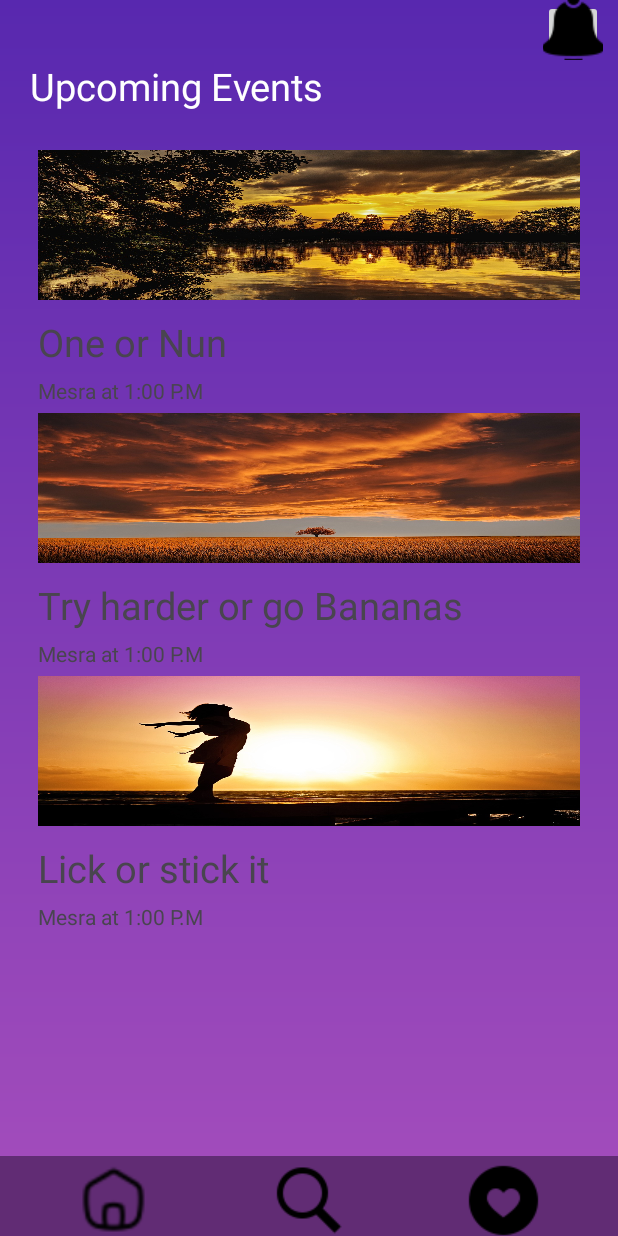
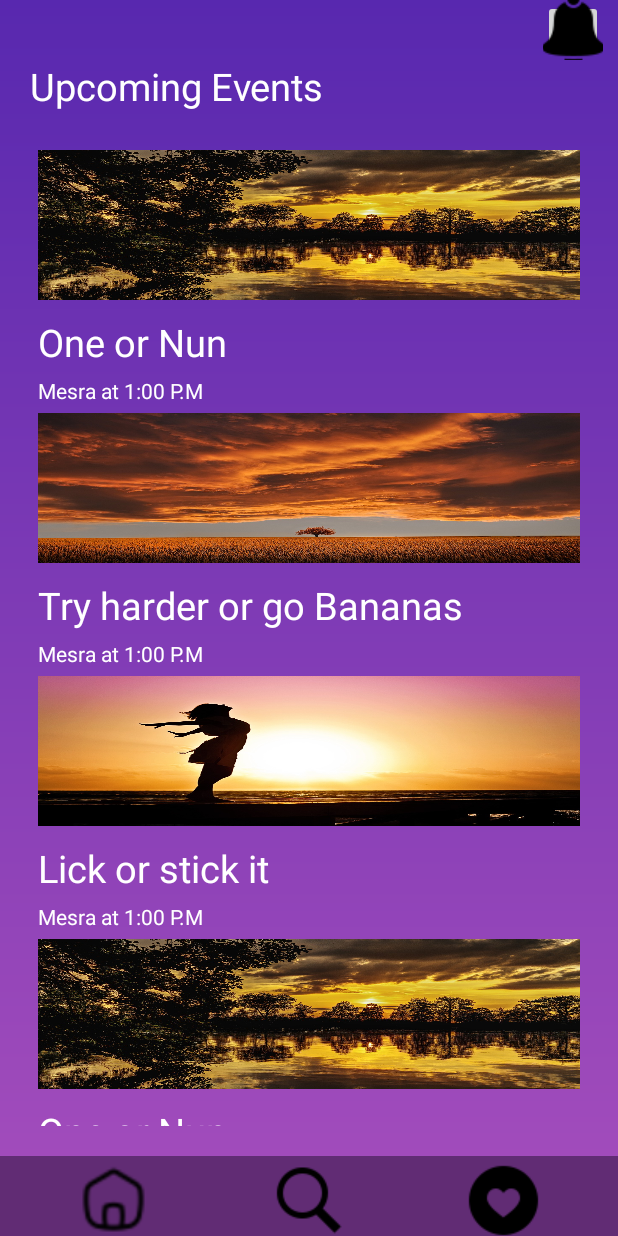
Before and after one commit to ayanjamil/Event-Organiser, an Android app: the screen it shows after launch (MainActivity), on a phone screen of 412 x 824 dp. Run offline under Robolectric (Android 15) with nearby library versions, the light colour scheme and no system bars; 8 statements that could not run were skipped.

Commit message:
making recyclerview fully functional and open new activity when clicked

```diff
--- a/app/src/main/java/com/example/edc_test01/ItemAdapter.kt
+++ b/app/src/main/java/com/example/edc_test01/EventAdapter.kt
@@ -8,6 +8,12 @@ import androidx.recyclerview.widget.RecyclerView
 
 class EventAdapter(private val eventList: ArrayList<event_model>) :
     RecyclerView.Adapter<EventAdapter.EventViewHolder>() {
+
+    var onItemClick:((event_model)->Unit)?=null
+    // defining lamda function of clickability of items inside recyclerview
+
+
+
     override fun onCreateViewHolder(parent: ViewGroup, viewType: Int): EventViewHolder {
         val view = LayoutInflater.from(parent.context).inflate(R.layout.event_layout,parent,false)
         return EventViewHolder(view)
@@ -21,6 +27,11 @@ class EventAdapter(private val eventList: ArrayList<event_model>) :
         //assigning the positions of each event in the recyclerview
         // the recycler views text = event which is a variale decleared locally which holds
         // the values of a instance of eventList which is passed in the recyclerview
+
+        holder.itemView.setOnClickListener {
+            onItemClick?.invoke(event)
+
+        }
     }
     override fun getItemCount(): Int {
         return eventList.size
@@ -32,6 +43,9 @@ class EventAdapter(private val eventList: ArrayList<event_model>) :
         //importing all the ids of the itemrow XML as that XML is an example of how each element
         // in the recyclerview should be
 
+
+
+
     }
     //can also use binding in the above block
 }
--- a/app/src/main/java/com/example/edc_test01/MainActivity.kt
+++ b/app/src/main/java/com/example/edc_test01/MainActivity.kt
@@ -3,6 +3,7 @@ package com.example.edc_test01
 import android.content.Intent
 import androidx.appcompat.app.AppCompatActivity
 import android.os.Bundle
+import android.util.Log
 import androidx.recyclerview.widget.LinearLayoutManager
 import androidx.recyclerview.widget.RecyclerView
 import com.example.edc_test01.R.drawable
@@ -13,7 +14,11 @@ import com.example.edc_test01.databinding.ActivityMainBinding
 class MainActivity : AppCompatActivity() {
     private lateinit var recyclerView: RecyclerView
     private lateinit var eventsList:ArrayList<event_model>
-    private lateinit var eventAdapter:EventAdapter
+
+//
+    private lateinit var eventAdapter:EventAdapter //tag//
+
+
     private var binding: ActivityMainBinding? = null
     override fun onCreate(savedInstanceState: Bundle?) {
         super.onCreate(savedInstanceState)
@@ -46,10 +51,102 @@ class MainActivity : AppCompatActivity() {
             "Lick or stick it",
             "Mesra at 1:00 P.M"
         ))
+        // repeating data
+
+
+        eventsList.add(event_model(
+            com.example.edc_test01.R.drawable.image01,
+            "makers and bakers",
+            "Mesra at 1:00 P.M"
+        ))
+        eventsList.add(event_model(
+            com.example.edc_test01.R.drawable.image02,
+            "Baby cries Baby Dies",
+            "Mesra at 1:00 P.M"
+        ))
+        eventsList.add(event_model(
+            com.example.edc_test01.R.drawable.image03,
+            "One or Nun",
+            "Mesra at 1:00 P.M"
+        ))
+        eventsList.add(event_model(
+            com.example.edc_test01.R.drawable.image04,
+            "Try harder or go Bananas",
+            "Mesra at 1:00 P.M"
+        ))
+        eventsList.add(event_model(
+            com.example.edc_test01.R.drawable.image05,
+            "Lick or stick it",
+            "Mesra at 1:00 P.M"
+        ))
+        eventsList.add(event_model(
+            com.example.edc_test01.R.drawable.image01,
+            "makers and bakers",
+            "Mesra at 1:00 P.M"
+        ))
+        eventsList.add(event_model(
+            com.example.edc_test01.R.drawable.image02,
+            "Baby cries Baby Dies",
+            "Mesra at 1:00 P.M"
+        ))
+        eventsList.add(event_model(
+            com.example.edc_test01.R.drawable.image03,
+            "One or Nun",
+            "Mesra at 1:00 P.M"
+        ))
+        eventsList.add(event_model(
+            com.example.edc_test01.R.drawable.image04,
+            "Try harder or go Bananas",
+            "Mesra at 1:00 P.M"
+        ))
+        eventsList.add(event_model(
+            com.example.edc_test01.R.drawable.image05,
+            "Lick or stick it",
+            "Mesra at 1:00 P.M"
+        ))
+        eventsList.add(event_model(
+            com.example.edc_test01.R.drawable.image01,
+            "makers and bakers",
+            "Mesra at 1:00 P.M"
+        ))
+        eventsList.add(event_model(
+            com.example.edc_test01.R.drawable.image02,
+            "Baby cries Baby Dies",
+            "Mesra at 1:00 P.M"
+        ))
+        eventsList.add(event_model(
+            com.example.edc_test01.R.drawable.image03,
+            "One or Nun",
+            "Mesra at 1:00 P.M"
+        ))
+        eventsList.add(event_model(
+            com.example.edc_test01.R.drawable.image04,
+            "Try harder or go Bananas",
+            "Mesra at 1:00 P.M"
+        ))
+        eventsList.add(event_model(
+            com.example.edc_test01.R.drawable.image05,
+            "Lick or stick it",
+            "Mesra at 1:00 P.M"
+        ))
+
+//        //tag//
+//        eventAdapter = EventAdapter(eventsList)
+//        binding?.rvEventList?.adapter = eventAdapter
+//        //tag//
+
+
         // Adapter class is initialized and list is passed in the param.
-        val itemAdapter = EventAdapter(eventsList)
+        eventAdapter = EventAdapter(eventsList)
         // adapter instance is set to the recyclerview to inflate the items.
-        binding?.rvEventList?.adapter = itemAdapter
+        binding?.rvEventList?.adapter = eventAdapter
+        // and here the adapter setting ends
+        eventAdapter.onItemClick={
+            val intent = Intent(this,event_detail::class.java)
+            intent.putExtra("event",it)
+            startActivity(intent)
+            Log.d("click","click in the main is getting registerd")
+        }
     }
     override fun onDestroy() {
         super.onDestroy()
--- a/app/src/main/java/com/example/edc_test01/event_model.kt
+++ b/app/src/main/java/com/example/edc_test01/event_model.kt
@@ -1,6 +1,39 @@
 package com.example.edc_test01
+
+import android.os.Parcel
+import android.os.Parcelable
 
 //making a class for passing a specific type of data into the recyclerview which is
 // haveing a ImageView and two TextViews
 
-data class event_model(var image:Int,var tv_heading:String,var tv_descrpition:String)
+data class event_model
+    (var image:Int,
+     var tv_heading:String,
+     var tv_descrpition:String): Parcelable {
+    constructor(parcel: Parcel) : this(
+        parcel.readInt(),
+        parcel.readString()!!,
+        parcel.readString()!!
+    ) {
+    }
+
+    override fun writeToParcel(parcel: Parcel, flags: Int) {
+        parcel.writeInt(image)
+        parcel.writeString(tv_heading)
+        parcel.writeString(tv_descrpition)
+    }
+
+    override fun describeContents(): Int {
+        return 0
+    }
+
+    companion object CREATOR : Parcelable.Creator<event_model> {
+        override fun createFromParcel(parcel: Parcel): event_model {
+            return event_model(parcel)
+        }
+
+        override fun newArray(size: Int): Array<event_model?> {
+            return arrayOfNulls(size)
+        }
+    }
+}
--- a/app/src/main/res/layout/activity_events.xml
+++ b/app/src/main/res/layout/activity_event_detail.xml
@@ -4,8 +4,7 @@
     xmlns:tools="http://schemas.android.com/tools"
     android:layout_width="match_parent"
     android:layout_height="match_parent"
-    android:background="@drawable/gradient"
-    tools:context=".events">
+    android:background="@drawable/gradient">
     <ImageView
         android:id="@+id/event_imagview"
         android:layout_width="match_parent"
@@ -25,7 +24,7 @@
         app:layout_constraintTop_toBottomOf="@id/event_imagview"
 
 
-         android:layout_height="wrap_content"
+        android:layout_height="wrap_content"
         android:layout_width="match_parent"/>
     <TextView
         android:id="@+id/tv_location"
--- a/app/src/main/res/layout/event_layout.xml
+++ b/app/src/main/res/layout/event_layout.xml
@@ -19,11 +19,13 @@
         android:layout_height="wrap_content"
         android:padding="5dp"
         android:text="Event 1"
+        android:textColor="@color/white"
         android:textSize="25sp"/>
     <TextView
         android:id="@+id/tv_loctimedetails"
         android:layout_width="wrap_content"
         android:layout_height="wrap_content"
         android:layout_marginStart="5dp"
+        android:textColor="@color/white"
         android:text="Location and Time "/>
 </LinearLayout>
```
Also changed, not shown: app/src/main/AndroidManifest.xml (+9 -0 lines), app/src/main/java/com/example/edc_test01/event_detail.kt (added, +28 -0 lines), app/src/main/java/com/example/edc_test01/test.kt (added, +11 -0 lines), app/src/main/res/layout/activity_test.xml (added, +9 -0 lines).
